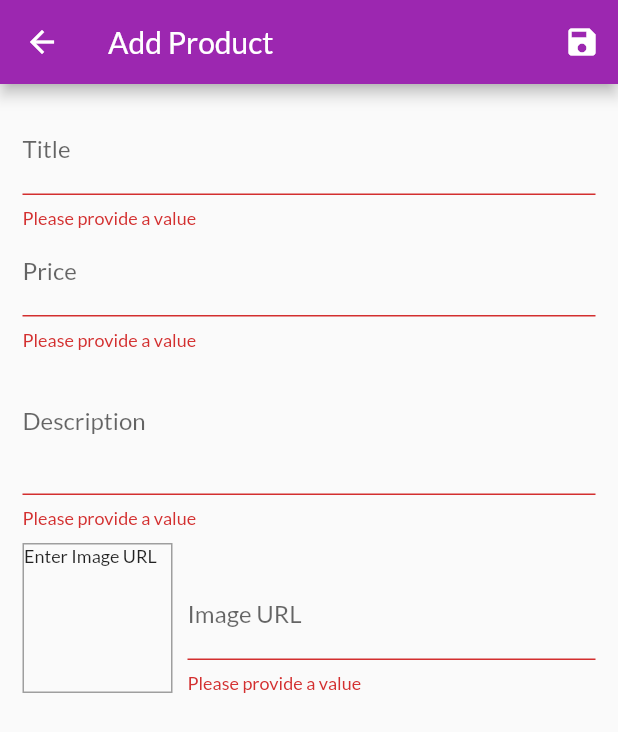
After one commit to HariKulhari06/shop_app, a Flutter app: the AddEditScreen screen opened by its route, after a tap on the "save" icon, on a phone screen of 412 x 824 dp. The commit adds this screen. Shown: the top 732 px of the screen. Run offline on Flutter 3.47's test engine with Material 2 defaults, Android fonts, the phone set to English and light mode, and no system bars; network calls fail.

Commit message:
init commit

```diff
--- a/lib/main.dart
+++ b/lib/main.dart
@@ -3,10 +3,12 @@ import 'package:provider/provider.dart';
 import 'package:shop_app/providers/Cart.dart';
 import 'package:shop_app/providers/order.dart';
 import 'package:shop_app/providers/product_providers.dart';
+import 'package:shop_app/ui/add/add_edit_screen.dart';
 import 'package:shop_app/ui/cart/cart_screen.dart';
 import 'package:shop_app/ui/order/orders_screen.dart';
 import 'package:shop_app/ui/productDetail/product_detail_screen.dart';
 import 'package:shop_app/ui/productOverview/product_overview_screen.dart';
+import 'package:shop_app/ui/products/user_product_screen.dart';
 
 void main() => runApp(MyApp());
 
@@ -31,13 +33,14 @@ class MyApp extends StatelessWidget {
             primarySwatch: Colors.purple,
             accentColor: Colors.deepOrange,
             fontFamily: 'Lato'),
-
         initialRoute: '/',
         routes: {
           '/': (ctx) => ProductOverView(),
           ProductDetailScreen.routName: (ctx) => ProductDetailScreen(),
           CartScreen.routName: (ctx) => CartScreen(),
           OrderScreen.routName: (ctx) => OrderScreen(),
+          UserProductScreen.routName: (ctx) => UserProductScreen(),
+          AddEditScreen.routName: (ctx) => AddEditScreen(),
         },
       ),
     );
--- a/lib/providers/product_providers.dart
+++ b/lib/providers/product_providers.dart
@@ -41,4 +41,8 @@ class Products with ChangeNotifier {
 
   List<Product> getFavorite() =>
       _items.where((element) => element.isFavorite).toList();
+
+  void addProduct(Product product) {
+    items.add(product);
+  }
 }
--- /dev/null
+++ b/lib/ui/add/add_edit_screen.dart
@@ -0,0 +1,161 @@
+import 'package:flutter/material.dart';
+import 'package:shop_app/providers/product.dart';
+
+class AddEditScreen extends StatefulWidget {
+  static const String routName = '/AddEditScreen';
+
+  @override
+  _AddEditScreenState createState() => _AddEditScreenState();
+}
+
+class _AddEditScreenState extends State<AddEditScreen> {
+  final _priceFocusNode = FocusNode();
+  final _descriptionFocusNode = FocusNode();
+  final _imageUrlController = TextEditingController();
+  final _form = GlobalKey<FormState>();
+  var _product =
+      Product(id: "", price: 0.0, title: '', description: '', imageUrl: '');
+
+  @override
+  Widget build(BuildContext context) {
+    return Scaffold(
+      appBar: AppBar(
+        title: Text('Add Product'),
+        actions: <Widget>[
+          IconButton(
+            icon: Icon(
+              Icons.save,
+              color: Colors.white,
+            ),
+            onPressed: () {
+              saveData();
+            },
+          )
+        ],
+      ),
+      body: Form(
+        key: _form,
+        child: ListView(
+          padding: EdgeInsets.all(15),
+          children: <Widget>[
+            TextFormField(
+              decoration: InputDecoration(labelText: 'Title'),
+              textInputAction: TextInputAction.next,
+              onFieldSubmitted: (value) {
+                FocusScope.of(context).requestFocus(_priceFocusNode);
+              },
+              validator: (value) {
+                if (value.isEmpty) return 'Please provide a value';
+                return null;
+              },
+              onSaved: (newValue) {
+                _product = Product(
+                    title: newValue,
+                    id: null,
+                    description: _product.description,
+                    price: _product.price,
+                    imageUrl: _product.imageUrl);
+              },
+            ),
+            TextFormField(
+              decoration: InputDecoration(labelText: 'Price'),
+              textInputAction: TextInputAction.next,
+              keyboardType: TextInputType.number,
+              focusNode: _priceFocusNode,
+              onFieldSubmitted: (value) {
+                FocusScope.of(context).requestFocus(_descriptionFocusNode);
+              },
+              validator: (value) {
+                if (value.isEmpty) return 'Please provide a value';
+                return null;
+              },
+              onSaved: (newValue) {
+                _product = Product(
+                    title: _product.title,
+                    id: null,
+                    description: _product.description,
+                    price: double.parse(newValue),
+                    imageUrl: _product.imageUrl);
+              },
+            ),
+            TextFormField(
+              decoration: InputDecoration(labelText: 'Description'),
+              maxLines: 3,
+              keyboardType: TextInputType.multiline,
+              focusNode: _descriptionFocusNode,
+              validator: (value) {
+                if (value.isEmpty) return 'Please provide a value';
+                return null;
+              },
+              onSaved: (newValue) {
+                _product = Product(
+                    title: _product.title,
+                    id: null,
+                    description: newValue,
+                    price: _product.price,
+                    imageUrl: _product.imageUrl);
+              },
+            ),
+            Row(
+              crossAxisAlignment: CrossAxisAlignment.end,
+              children: <Widget>[
+                Container(
+                  margin: EdgeInsets.only(top: 10, right: 10),
+                  height: 100,
+                  width: 100,
+                  child: _imageUrlController.text.isEmpty
+                      ? Text(
+                          'Enter Image URL',
+                          style: TextStyle(fontSize: 12),
+                        )
+                      : FittedBox(
+                          child: Image.network(
+                          _imageUrlController.text,
+                          fit: BoxFit.cover,
+                        )),
+                  decoration: BoxDecoration(
+                      shape: BoxShape.rectangle,
+                      border: Border.all(width: 1, color: Colors.grey)),
+                ),
+                Expanded(
+                  child: TextFormField(
+                    decoration: InputDecoration(labelText: 'Image URL'),
+                    keyboardType: TextInputType.url,
+                    controller: _imageUrlController,
+                    onEditingComplete: () {
+                      setState(() {});
+                    },
+                    validator: (value) {
+                      if (value.isEmpty) return 'Please provide a value';
+                      return null;
+                    },
+                    onSaved: (newValue) {
+                      _product = Product(
+                          title: _product.title,
+                          id: null,
+                          description: _product.description,
+                          price: _product.price,
+                          imageUrl: newValue);
+                    },
+                  ),
+                )
+              ],
+            ),
+          ],
+        ),
+      ),
+    );
+  }
+
+  @override
+  void dispose() {
+    _priceFocusNode.dispose();
+    _descriptionFocusNode.dispose();
+    _imageUrlController.dispose();
+    super.dispose();
+  }
+
+  void saveData() {
+    if (_form.currentState.validate()) _form.currentState.save();
+  }
+}
--- a/lib/ui/productOverview/product_item.dart
+++ b/lib/ui/productOverview/product_item.dart
@@ -45,6 +45,9 @@ class ProductItem extends StatelessWidget {
             icon: Icon(Icons.shopping_cart),
             onPressed: () {
               _carts.addItems(_product);
+              Scaffold.of(context).showSnackBar(SnackBar(
+                content: Text('Added to cart successfully!'),
+              ));
             },
             color: Theme.of(context).accentColor,
           ),
```
Also changed, not shown: lib/ui/app_drawer.dart (+10 -0 lines), lib/ui/cart/cart_list_item.dart (+29 -0 lines), lib/ui/products/user_product_screen.dart (added, +69 -0 lines).
